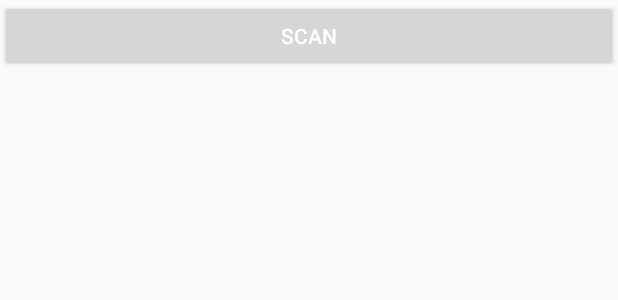
After one commit to Meso-Health/meso-clinic, an Android app: the layout fragment_fingerprint_identification.xml on its own in the app's theme, with its tools: preview values and no code run, on a phone screen of 412 x 824 dp. The commit adds this screen. Shown: the top 300 px of the screen. Run offline under Robolectric (Android 15) with nearby library versions, the phone set to English and light mode, and no system bars.

Commit message:
Basic logic working for identifying with fingerprints
Currently returns a text with an empty list ([])

[#145163613]

```diff
--- a/app/src/main/java/org/watsi/uhp/managers/NavigationManager.java
+++ b/app/src/main/java/org/watsi/uhp/managers/NavigationManager.java
@@ -19,6 +19,7 @@ import org.watsi.uhp.fragments.EnrollmentContactInfoFragment;
 import org.watsi.uhp.fragments.EnrollmentFingerprintFragment;
 import org.watsi.uhp.fragments.EnrollmentIdPhotoFragment;
 import org.watsi.uhp.fragments.EnrollmentMemberPhotoFragment;
+import org.watsi.uhp.fragments.FingerprintIdentificationFragment;
 import org.watsi.uhp.fragments.MemberEditFragment;
 import org.watsi.uhp.fragments.ReceiptFragment;
 import org.watsi.uhp.fragments.SearchMemberFragment;
@@ -109,6 +110,10 @@ public class NavigationManager {
 
     public void setSearchMemberFragment() {
         setFragment(mFragmentProvider.createFragment(SearchMemberFragment.class));
+    }
+
+    public void setFingerprintIdentificationFragment() {
+        setFragment(mFragmentProvider.createFragment(FingerprintIdentificationFragment.class));
     }
 
     public void setEncounterFragment(Encounter encounter) {
--- a/app/src/main/java/org/watsi/uhp/managers/SessionManager.java
+++ b/app/src/main/java/org/watsi/uhp/managers/SessionManager.java
@@ -38,6 +38,10 @@ public class SessionManager {
         ExceptionManager.setPersonData(String.valueOf(user.getId()), user.getUsername());
     }
 
+    public String getCurrentLoggedInUsername() {
+        return mPreferencesManager.getUsername();
+    }
+
     /**
      * Returns a future that resolves to a Bundle containing the logged-in users's
      * authentication token if one is stored or an Intent to launch an activity
--- /dev/null
+++ b/app/src/main/res/layout/fragment_fingerprint_identification.xml
@@ -0,0 +1,22 @@
+<?xml version="1.0" encoding="utf-8"?>
+<LinearLayout
+    xmlns:android="http://schemas.android.com/apk/res/android"
+    android:orientation="vertical"
+    android:weightSum="1"
+    android:layout_width="match_parent"
+    android:layout_height="match_parent">
+
+
+    <Button
+        android:id="@+id/scan_fingerprints"
+        android:layout_width="match_parent"
+        android:layout_height="wrap_content"
+        android:theme="@style/PrimaryButton"
+        android:text="@string/scan_fingerprints_button"/>
+
+    <TextView
+        android:id="@+id/fingerprint_identification_results"
+        android:layout_width="match_parent"
+        android:layout_height="wrap_content" />
+
+</LinearLayout>
--- a/app/src/main/res/values/strings.xml
+++ b/app/src/main/res/values/strings.xml
@@ -60,7 +60,13 @@
     <!-- BarcodeFragment -->
     <string name="barcode_fragment_label">Scan ID</string>
     <string name="search_member_hint">Search patient name or ID</string>
+    <string name="identify_member_hint"> Find patient by fingerprint </string>
     <string name="id_not_found_toast">Card not found. Try searching by name.</string>
+
+    <!-- FingerprintIdenficicationFragment -->
+    <string name="identification_fingerprint_label"> Identify With Fingerprint </string>
+    <string name="scan_fingerprints_button"> Scan </string>
+
 
     <!-- SearchMemberFragment -->
     <string name="member_search_fragment_label">Search</string>
```
Also changed, not shown: app/src/main/java/org/watsi/uhp/fragments/BarcodeFragment.java (+12 -0 lines), app/src/main/java/org/watsi/uhp/fragments/FingerprintIdentificationFragment.java (added, +68 -0 lines), app/src/main/res/layout/fragment_barcode.xml (+7 -0 lines).
